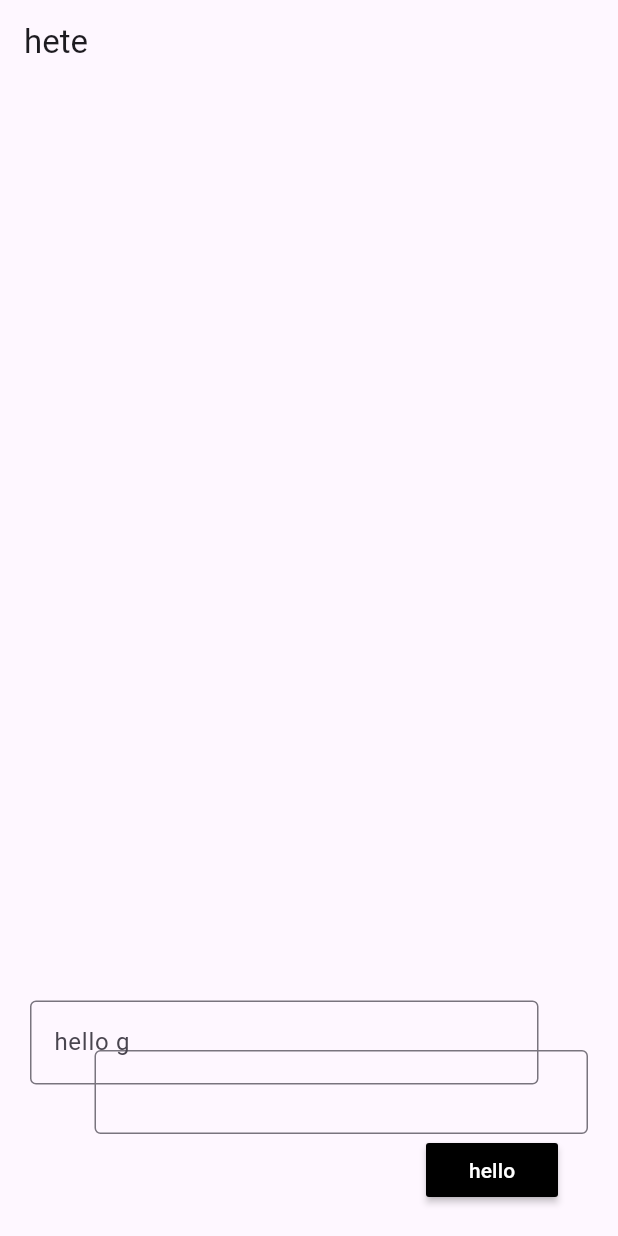
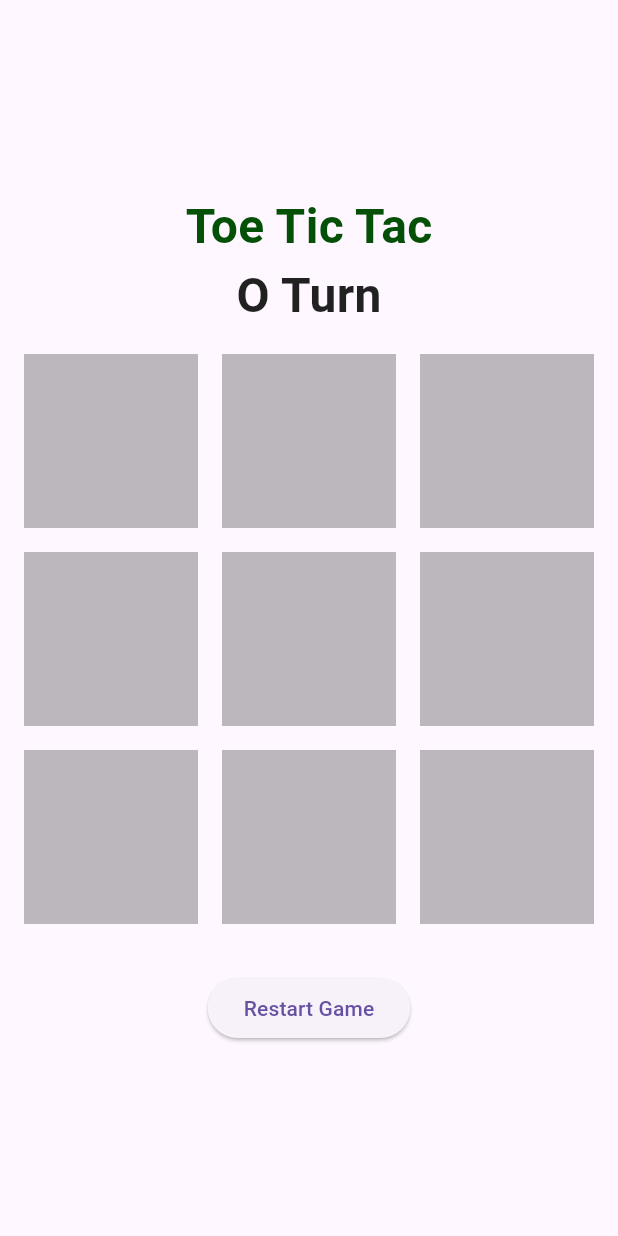
Before and after one commit to mzahin01/test, a Flutter app: the screen it shows after launch, on a phone screen of 412 x 824 dp. Run offline on Flutter 3.47's test engine with Material 3 defaults, Android fonts, the light colour scheme and no system bars.

Commit message:
release commit

```diff
--- /dev/null
+++ b/lib/game_page.dart
@@ -0,0 +1,191 @@
+import 'package:flutter/material.dart';
+
+class Fao extends StatefulWidget {
+  const Fao({super.key});
+
+  @override
+  State<Fao> createState() => _FaoState();
+}
+
+class _FaoState extends State<Fao> {
+  static const String PLAYER_X = "O";
+  static const String PLAYER_Y = "X";
+
+  late String currentPlayer;
+  late bool gameEnd;
+  late List<String> occupied;
+
+  @override
+  void initState() {
+    initializeGame();
+    super.initState();
+  }
+
+  void initializeGame() {
+    currentPlayer = PLAYER_X;
+    gameEnd = false;
+    occupied = ["", "", "", "", "", "", "", "", ""];
+  }
+
+  @override
+  Widget build(BuildContext context) {
+    return Scaffold(
+      body: Center(
+        child: Column(
+          mainAxisAlignment: MainAxisAlignment.center,
+          children: [
+            _headerText(),
+            _gamecontainer(context),
+            _restartButton(),
+          ],
+        ),
+      ),
+    );
+  }
+
+  Widget _headerText() {
+    return Column(
+      children: [
+        const Text(
+          'Toe Tic Tac',
+          style: TextStyle(
+            color: Color.fromARGB(255, 3, 80, 6),
+            fontSize: 32,
+            fontWeight: FontWeight.bold,
+          ),
+        ),
+        Text(
+          '$currentPlayer Turn',
+          style: const TextStyle(
+            color: Colors.black87,
+            fontSize: 32,
+            fontWeight: FontWeight.bold,
+          ),
+        )
+      ],
+    );
+  }
+
+  Widget _gamecontainer(BuildContext context) {
+    return Container(
+      height: MediaQuery.of(context).size.height / 2,
+      width: MediaQuery.of(context).size.height / 2,
+      margin: const EdgeInsets.all(8),
+      child: GridView.builder(
+        gridDelegate:
+            const SliverGridDelegateWithFixedCrossAxisCount(crossAxisCount: 3),
+        itemCount: 9,
+        itemBuilder: (context, int index) {
+          return _box(index);
+        },
+      ),
+    );
+  }
+
+  Widget _box(int index) {
+    return InkWell(
+      onTap: () {
+        if (gameEnd | occupied[index].isNotEmpty) {
+          return;
+        }
+        setState(() {
+          occupied[index] = currentPlayer;
+          _changeTurn();
+          _checkwinner();
+          _checkForDraw();
+        });
+      },
+      child: Container(
+        color: occupied[index].isEmpty
+            ? Colors.black26
+            : occupied[index] == PLAYER_X
+                ? Colors.red
+                : Colors.amber,
+        margin: const EdgeInsets.all(8.0),
+        child: Center(
+            child: Text(
+          occupied[index],
+          style: const TextStyle(fontSize: 50),
+        )),
+      ),
+    );
+  }
+
+  _checkForDraw() {
+    if (gameEnd) {
+      return;
+    }
+    bool draw = true;
+    for (var i in occupied) {
+      if (i.isEmpty) {
+        draw = false;
+      }
+    }
+
+    if (draw) {
+      showGameOverMessage("Draw");
+      gameEnd = true;
+    }
+  }
+
+  _changeTurn() {
+    if (currentPlayer == PLAYER_X) {
+      currentPlayer = PLAYER_Y;
+    } else {
+      currentPlayer = PLAYER_X;
+    }
+  }
+
+  _checkwinner() {
+    List<List<int>> winningList = [
+      [0, 1, 2],
+      [3, 4, 5],
+      [6, 7, 8],
+      [0, 3, 6],
+      [1, 4, 7],
+      [2, 5, 8],
+      [0, 4, 8],
+      [2, 4, 6],
+    ];
+
+    for (var winningPos in winningList) {
+      String playerPosition0 = occupied[winningPos[0]];
+      String playerPosition1 = occupied[winningPos[1]];
+      String playerPosition2 = occupied[winningPos[2]];
+
+      if (playerPosition0.isNotEmpty) {
+        if (playerPosition0 == playerPosition1 &&
+            playerPosition0 == playerPosition2) {
+          showGameOverMessage("Player $currentPlayer Won");
+          gameEnd = true;
+          return;
+        }
+      }
+    }
+  }
+
+  showGameOverMessage(String message) {
+    ScaffoldMessenger.of(context).showSnackBar(
+      SnackBar(
+        backgroundColor: Colors.green,
+        content: Text(
+          "Game Over \n $message",
+          textAlign: TextAlign.center,
+          style: const TextStyle(
+            fontSize: 20,
+          ),
+        ),
+      ),
+    );
+  }
+
+  _restartButton() {
+    return ElevatedButton(
+        onPressed: () {
+          setState(() {
+            initializeGame();
+          });
+        },
+        child: const Text("Restart Game"));
+  }
+}
--- a/lib/main.dart
+++ b/lib/main.dart
@@ -1,84 +1,16 @@
 import 'package:flutter/material.dart';
+import 'game_page.dart';
 
 main() {
   runApp(const MaterialApp(
-    home: Ilabu(),
+    home: MyApp(),
   ));
 }
 
-class Ilabu extends StatefulWidget {
-  const Ilabu({super.key});
-
-  @override
-  State<Ilabu> createState() => _IlabuState();
-}
-
-class _IlabuState extends State<Ilabu> {
-  final _t = TextEditingController();
-  String r = '', g = '';
+class MyApp extends StatelessWidget {
+  const MyApp({super.key});
   @override
   Widget build(BuildContext context) {
-    return Scaffold(
-      appBar: AppBar(
-        title: const Text('hete'),
-      ),
-      body: Padding(
-        padding: const EdgeInsets.all(20.0),
-        child: Column(
-          mainAxisAlignment: MainAxisAlignment.center,
-          crossAxisAlignment: CrossAxisAlignment.end,
-          children: [
-            Expanded(
-              child: Container(
-                child: Center(
-                  child: Text(r),
-                ),
-              ),
-            ),
-            Stack(
-              children: [
-                Padding(
-                  padding: const EdgeInsets.only(top: 33, left: 43),
-                  child: Container(
-                    child: TextField(
-                      decoration: InputDecoration(
-                          border: OutlineInputBorder(), hintText: g),
-                    ),
-                  ),
-                ),
-                Padding(
-                  padding: const EdgeInsets.only(right: 33),
-                  child: Container(
-                    child: TextField(
-                      controller: _t,
-                      decoration: InputDecoration(
-                          border: OutlineInputBorder(), hintText: 'hello g'),
-                    ),
-                  ),
-                ),
-              ],
-            ),
-            Padding(
-              padding: const EdgeInsets.only(right: 20),
-              child: Container(
-                child: MaterialButton(
-                  onPressed: () {
-                    setState(() {
-                      r = _t.text;
-                      g = _t.text;
-                    });
-                  },
-                  color: Colors.black,
-                  child: const Text(
-                    'hello',
-                    style: TextStyle(color: Colors.white),
-                  ),
-                ),
-              ),
-            ),
-          ],
-        ),
-      ),
-    );
+    return const Fao();
   }
 }
```
Also changed, not shown: pubspec.lock, 2 other files.
